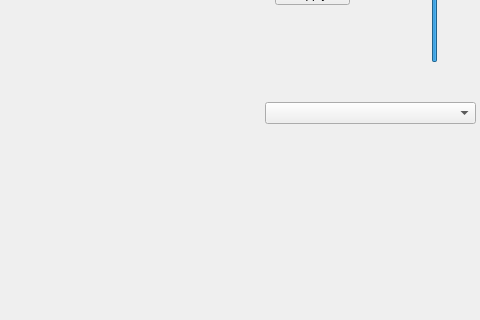
Old version of the form MainWindow.ui in the repository jackodirks/simpleKinectController; both pictures show x 395 to 875 and y 138 to 458 of the 875 by 550 pixel window.
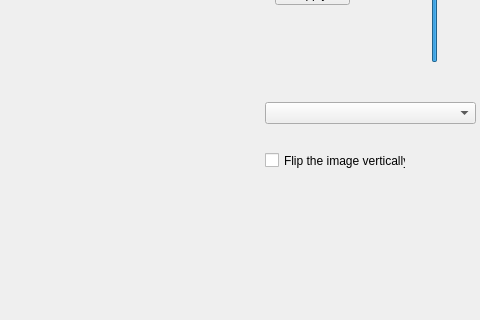
New version of the form. Custom widgets are drawn as their Qt base class.

Commit message: Added vertical flip function

```diff
--- a/MainWindow.ui
+++ b/MainWindow.ui
@@ -167,6 +167,19 @@
      </rect>
     </property>
    </widget>
+   <widget class="QCheckBox" name="checkBoxVerticalFlip">
+    <property name="geometry">
+     <rect>
+      <x>660</x>
+      <y>290</y>
+      <width>141</width>
+      <height>17</height>
+     </rect>
+    </property>
+    <property name="text">
+     <string>Flip the image vertically</string>
+    </property>
+   </widget>
   </widget>
   <widget class="QMenuBar" name="menuBar">
    <property name="geometry">
```
The commit also changes 3 other files.
